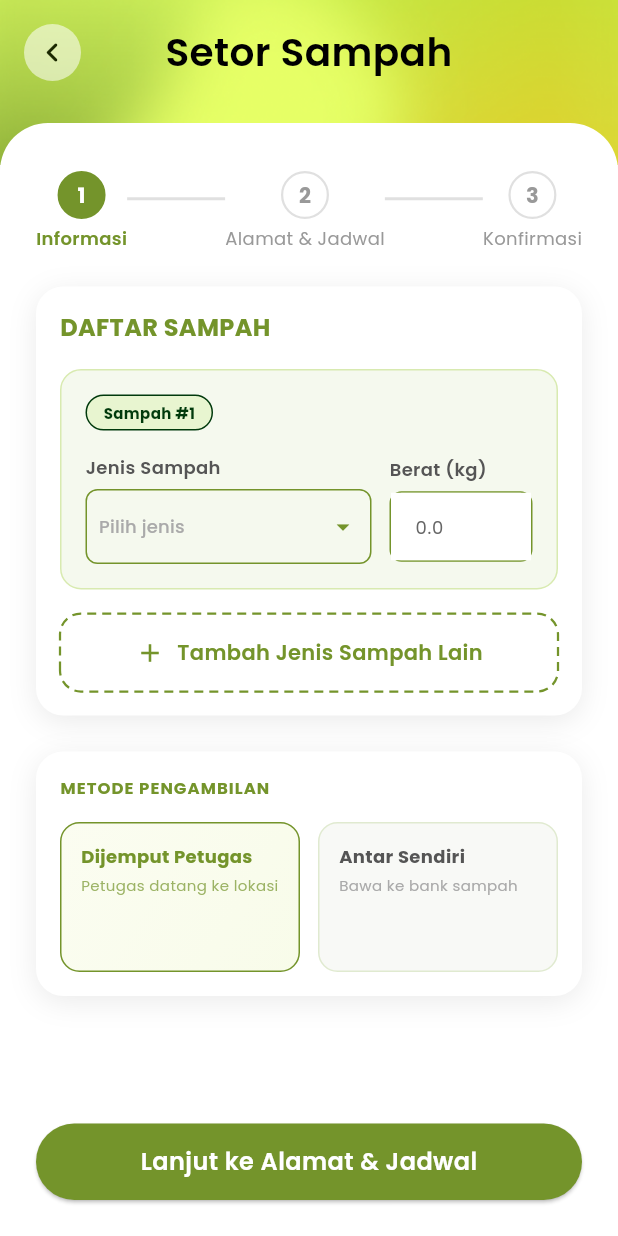
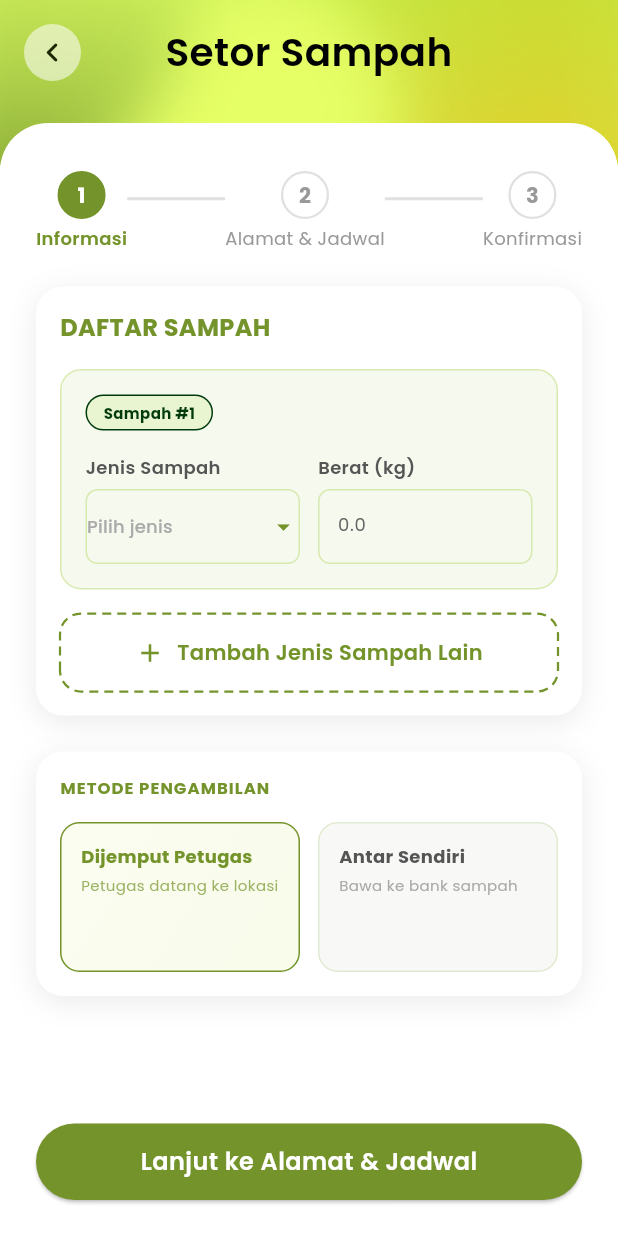
Before and after one commit to jsofiah/ReWorth, a Flutter app: the SetorPage screen opened directly, on a phone screen of 412 x 824 dp. Run offline on Flutter 3.47's test engine with Material 3 defaults, Android fonts, the phone set to English and light mode, and no system bars; drawn by our look-alikes of dotted_border; our stand-ins replace camera, curved_navigation_bar, flutter_image_compress, geocoding, geolocator, google_fonts and 2 more; accounts and stored records are empty.

Commit message:
perubahan kotak isi jenis sampah dan berat

```diff
--- a/reworth_mobile/lib/pages/setor_page.dart
+++ b/reworth_mobile/lib/pages/setor_page.dart
@@ -464,15 +464,14 @@ class _SetorPageState extends State<SetorPage> {
 
           const SizedBox(height: 16),
           Row(children: [
-            Expanded(flex: 2, child: Column(crossAxisAlignment: CrossAxisAlignment.start, children: [
+            Expanded(flex: 1, child: Column(crossAxisAlignment: CrossAxisAlignment.start, children: [
               Text('Jenis Sampah', style: AppTextStyles.caption.copyWith(fontWeight: FontWeight.w600, color: const Color(0xFF555555))),
               const SizedBox(height: 6),
               Container(
                 decoration: BoxDecoration(
-                  border: Border.all(color: AppColors.secondary, width: 1),
+                  border: Border.all(color: const Color(0xFFD8EAB0), width: 1),
                   borderRadius: BorderRadius.circular(8),
                 ),
-                padding: const EdgeInsets.symmetric(horizontal: 8),
                 child: DropdownButton<String>(
                   value: sampah['id_jenis'].toString().isEmpty ? null : sampah['id_jenis'],
                   isExpanded: true,
@@ -490,7 +489,7 @@ class _SetorPageState extends State<SetorPage> {
               const SizedBox(height: 6),
               Container(
                 decoration: BoxDecoration(
-                  border: Border.all(color: AppColors.secondary, width: 1),
+                  border: Border.all(color:const Color(0xFFD8EAB0), width: 1),
                   borderRadius: BorderRadius.circular(8),
                 ),
                 child: TextField(
@@ -502,9 +501,9 @@ class _SetorPageState extends State<SetorPage> {
                     hintStyle: AppTextStyles.caption,
                     border: InputBorder.none,
                     isDense: true,
-                    filled: true,
-                    fillColor: Colors.white,
+                    filled: false,
                     contentPadding: const EdgeInsets.symmetric(horizontal: 12, vertical: 12),
+                    suffixIcon: const SizedBox(width: 20),
                   ),
                 ),
               ),
```
